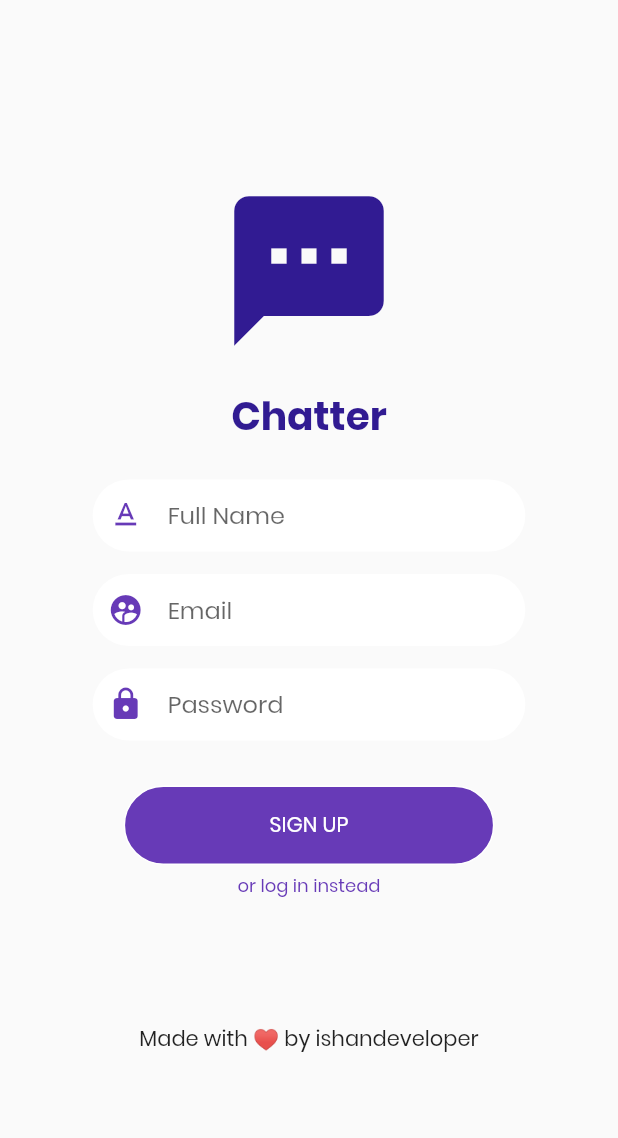
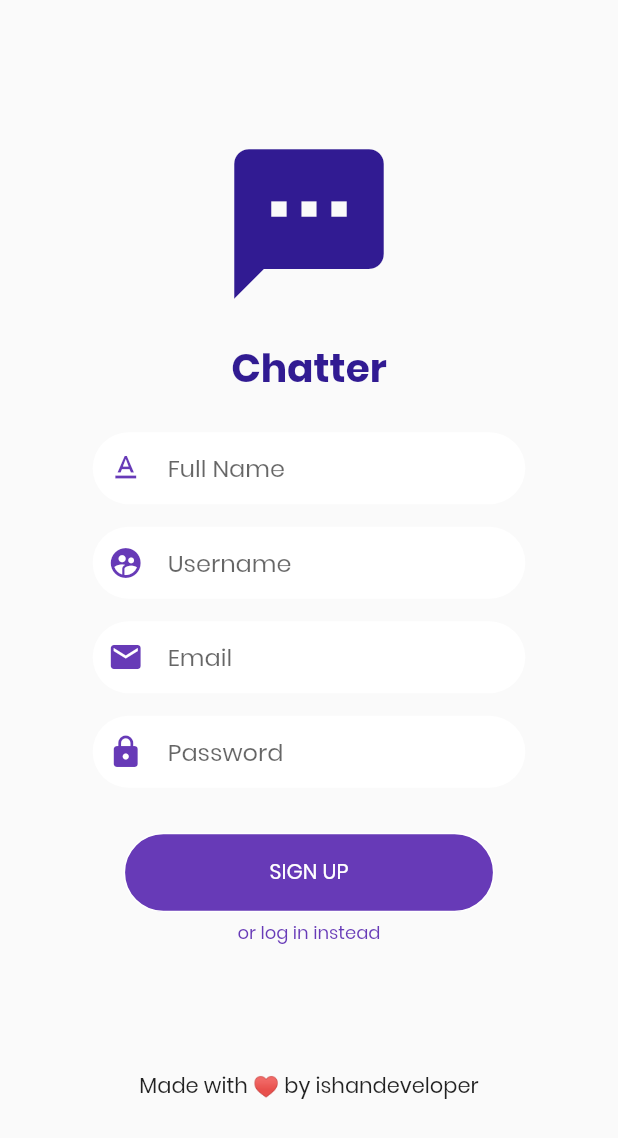
Before and after one commit to thomasconn0501/chat-app, a Flutter app: the screen it shows after launch, after a tap on "LOGIN", after a tap on "or create an account", on a phone screen of 412 x 824 dp. Shown: the top 1138 px of the screen. Run offline on Flutter 3.47's test engine with Material 2 defaults, Android fonts, the phone set to English and light mode, and no system bars.

Commit message:
Added Animation Controllers

```diff
--- a/lib/pages/signup.dart
+++ b/lib/pages/signup.dart
@@ -55,8 +55,15 @@ class ChatterSignUp extends StatelessWidget {
                   height: 0,
                 ),
                 CustomTextInput(
+                  hintText: 'Username',
+                  leading: Icons.supervised_user_circle,
+                ),
+                SizedBox(
+                  height: 0,
+                ),
+                CustomTextInput(
                   hintText: 'Email',
-                  leading: Icons.supervised_user_circle,
+                  leading: Icons.mail,
                 ),
                 SizedBox(
                   height: 0,
--- a/lib/pages/splash.dart
+++ b/lib/pages/splash.dart
@@ -7,21 +7,28 @@ class ChatterHome extends StatefulWidget {
   _ChatterHomeState createState() => _ChatterHomeState();
 }
 
-class _ChatterHomeState extends State<ChatterHome> with SingleTickerProviderStateMixin{
-
-  AnimationController controller;
+class _ChatterHomeState extends State<ChatterHome>
+    with SingleTickerProviderStateMixin {
+  AnimationController backgroundController;
 
   @override
   void initState() {
     super.initState();
-    controller=AnimationController(
-      duration: Duration(seconds: 1),
+    backgroundController = AnimationController(
+      duration: Duration(milliseconds: 500),
       vsync: this,
     );
+    backgroundController.forward();
+
+    backgroundController.addListener(() {
+      setState(() {});
+    });
   }
+
   @override
   Widget build(BuildContext context) {
     return Scaffold(
+      backgroundColor: Colors.white.withOpacity(backgroundController.value),
       body: SafeArea(
         child: Container(
           child: Center(
@@ -30,8 +37,8 @@ class _ChatterHomeState extends State<ChatterHome> with SingleTickerProviderStat
               crossAxisAlignment: CrossAxisAlignment.center,
               children: <Widget>[
                 Hero(
-                  tag:'heroicon',
-                                  child: Icon(
+                  tag: 'heroicon',
+                  child: Icon(
                     Icons.textsms,
                     size: 100,
                     color: Colors.deepPurple[900],
@@ -41,8 +48,8 @@ class _ChatterHomeState extends State<ChatterHome> with SingleTickerProviderStat
                   height: MediaQuery.of(context).size.height * 0.02,
                 ),
                 Hero(
-                  tag:'HeroTitle',
-                                  child: Text(
+                  tag: 'HeroTitle',
+                  child: Text(
                     'Chatter',
                     style: TextStyle(
                         color: Colors.deepPurple[900],
@@ -65,11 +72,11 @@ class _ChatterHomeState extends State<ChatterHome> with SingleTickerProviderStat
                   height: MediaQuery.of(context).size.height * 0.15,
                 ),
                 Hero(
-                  tag:'loginbutton',
-                                  child: CustomButton(
+                  tag: 'loginbutton',
+                  child: CustomButton(
                     text: 'Login',
                     accentColor: Colors.deepPurple,
-                    onpress: (){
+                    onpress: () {
                       Navigator.pushReplacementNamed(context, '/login');
                     },
                   ),
@@ -79,16 +86,18 @@ class _ChatterHomeState extends State<ChatterHome> with SingleTickerProviderStat
                 ),
                 Hero(
                   tag: 'signupbutton',
-                                  child: CustomButton(
+                  child: CustomButton(
                     text: 'Signup',
                     accentColor: Colors.white,
                     mainColor: Colors.deepPurple,
-                    onpress: (){
+                    onpress: () {
                       Navigator.pushReplacementNamed(context, '/signup');
                     },
                   ),
                 ),
-                SizedBox(height: MediaQuery.of(context).size.height*0.1,),
+                SizedBox(
+                  height: MediaQuery.of(context).size.height * 0.1,
+                ),
                 Text('Made with ♥ by ishandeveloper')
               ],
             ),
```
